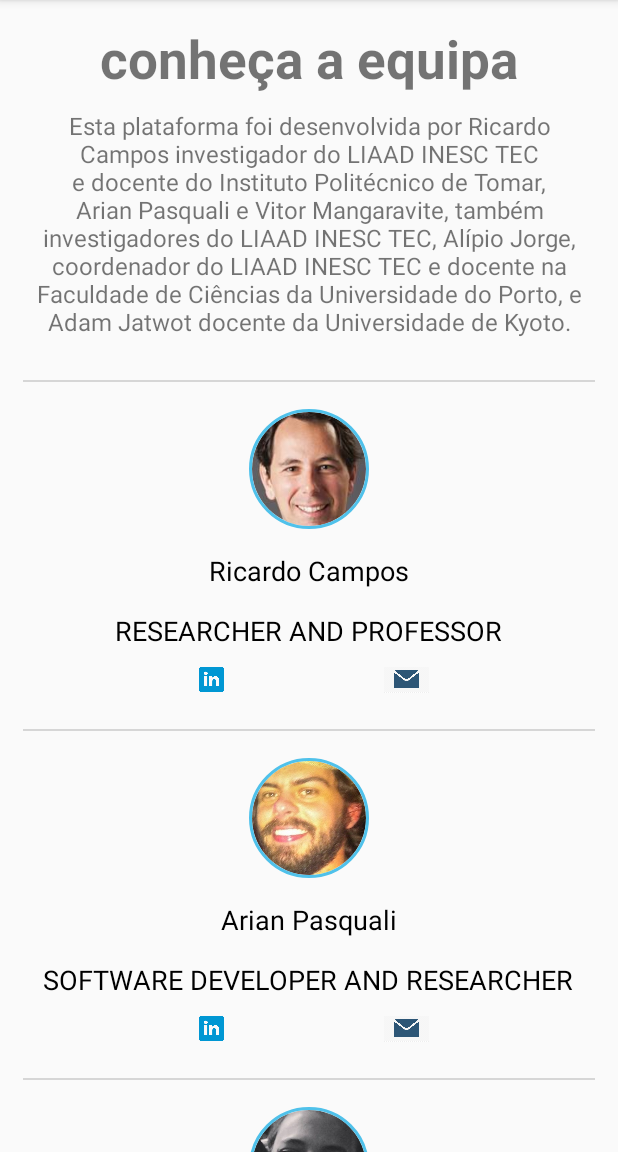
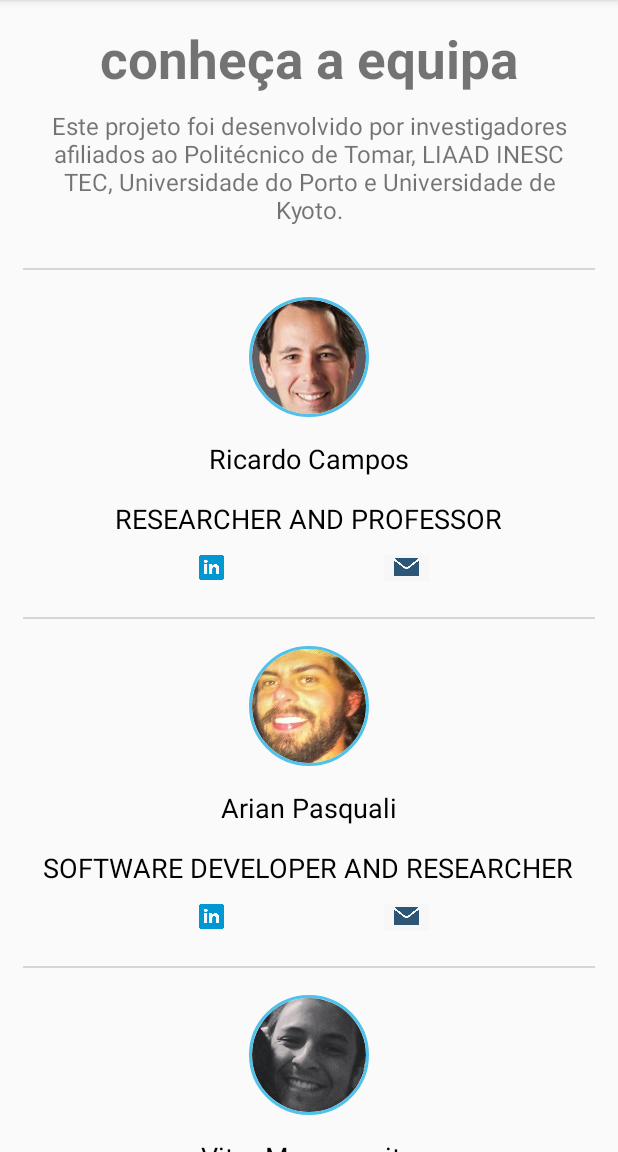
Before and after one commit to andr000ide/Conta-me-Historias, an Android app: the fragment FragmentSobre placed in its activity, in the side drawer, after a tap on "Equipa", on a phone screen of 412 x 824 dp, the part 84-1236 px from its top. Run offline under Robolectric (Android 15) with nearby library versions, the phone set to English and light mode, and no system bars; our stand-ins replace CircleImageView; libraries missing offline, so code that uses them is left out: com.synnapps.carouselview; 7 statements that could not run were skipped.

Commit message:
tradução update

```diff
--- a/app/src/main/java/com/example/projetofinal/Fragments/FragmentSobre.kt
+++ b/app/src/main/java/com/example/projetofinal/Fragments/FragmentSobre.kt
@@ -25,7 +25,7 @@ class FragmentSobre : androidx.fragment.app.Fragment(){
 
         topicoArr.add(sobreTopico(titulo = getString(R.string.sobreFunciona), texto = getString(R.string.sobreFuncionaT), url = "<iframe width=\"100%\" height=\"100%\" src=\"https://www.youtube.com/embed/b4_ZBr2ijVw\" frameborder=\"0\" allowfullscreen></iframe>"))
         topicoArr.add(sobreTopico(titulo = getString(R.string.sobreContribuicoes), texto = getString(R.string.sobreContribuicoesT)+"\n"+getString(R.string.sobreContribuicoesT02), url = ""))
-        topicoArr.add(sobreTopico(titulo = "Origem do nome", texto = "O nome 'Conta-me Histórias' é uma homenagem à música dos Xutos & Pontapés de mesmo nome, com o intuito de retratar um dos objetivos do projeto, ou seja, o de quereremos contar histórias ao utilizador, que, tal como diz a música, sejam relativas a algo que este não viu ou do qual não se recorda.", url =  "<iframe width=\"100%\" height=\"100%\" src=\"https://www.youtube.com/embed/b4_ZBr2ijVw\" frameborder=\"0\" allowfullscreen></iframe>"))
+        topicoArr.add(sobreTopico(titulo = "Origem do nome", texto = "O nome ‘Conta-me Histórias’ é uma homenagem aos Xutos & Pontapés. Tal como na música do famoso grupo de rock português, também o Conta-me Histórias tem por objetivo contar histórias ao utilizador de algo que este não viu ou do que não se recorda. ", url =  "<iframe width=\"100%\" height=\"100%\" src=\"https://www.youtube.com/embed/b4_ZBr2ijVw\" frameborder=\"0\" allowfullscreen></iframe>"))
         topicoArr.add(sobreTopico(titulo = getString(R.string.sobrePremios), texto = getString(R.string.sobrePremiosT), url = ""))
         topicoArr.add(sobreTopico(titulo = getString(R.string.sobreReferencias), texto = getString(R.string.sobreReferenciasT01) +"\n"+
                 getString(R.string.sobreReferenciasT02) + "\n" +
--- a/app/src/main/res/layout/fragment_equipa_layout.xml
+++ b/app/src/main/res/layout/fragment_equipa_layout.xml
@@ -27,7 +27,7 @@
         <TextView
                 android:layout_width="match_parent"
                 android:layout_height="wrap_content"
-                android:text="Esta plataforma foi desenvolvida por Ricardo Campos investigador do LIAAD INESC TEC e docente do Instituto Politécnico de Tomar, Arian Pasquali e Vitor Mangaravite, também investigadores do LIAAD INESC TEC, Alípio Jorge, coordenador do LIAAD INESC TEC e docente na Faculdade de Ciências da Universidade do Porto, e Adam Jatwot docente da Universidade de Kyoto."
+                android:text="@string/equipaTexto"
                 android:textAlignment="center"
                 android:paddingTop="10dp"
                 android:paddingBottom="10dp"
--- a/app/src/main/res/values/strings.xml
+++ b/app/src/main/res/values/strings.xml
@@ -67,6 +67,8 @@
     </string>
     <string name="sobreContribuicoesT02">O Conta-me Histórias surge neste contexto, como um importante contributo para todos aqueles que pretendem ter acesso rápido a uma visão geral de um dado evento criando narrativas resumidas a partir de um elevado volume de dados. Oferecemos desta forma aos seus utilizadores (estudantes, jornalistas, políticos, investigadores, etc) uma ferramenta privilegiada para o acesso a qualquer tipo de dados que tenha sido objeto de cobertura noticiosa.
     </string>
+    <string name="equipaTexto">Este projeto foi desenvolvido por investigadores afiliados ao Politécnico de Tomar, LIAAD INESC TEC, Universidade do Porto e Universidade de Kyoto.
+    </string>
 
     <string-array name="country_arrays">
         <item>Last 5 years</item>
```
Also changed, not shown: 1 other file.
